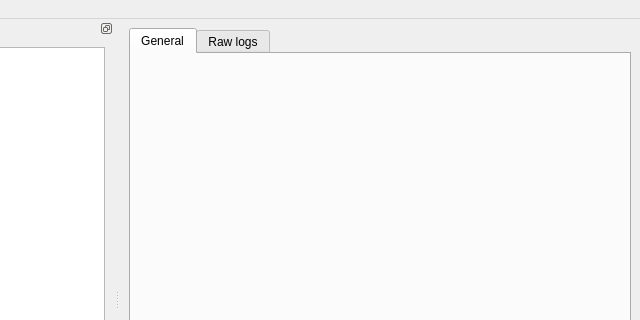
First picture: the form in airodb_analyzer/designer/mainForm.ui, repository jeremydumais/airodb-analyzer, before the edit; both pictures show x 160 to 800 and y 0 to 320 of the 800 by 600 pixel window.
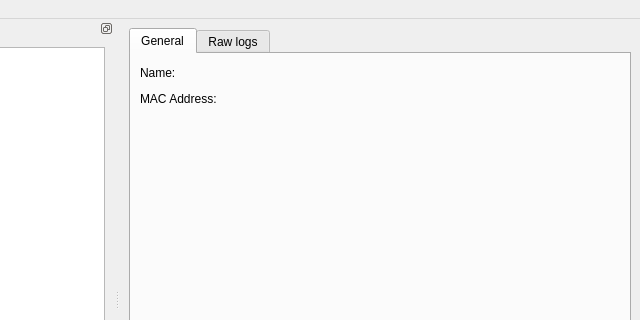
Second picture: the form after the edit.

Commit message: Work on the main form to display access point details.

```diff
--- a/airodb_analyzer/designer/mainForm.ui
+++ b/airodb_analyzer/designer/mainForm.ui
@@ -24,6 +24,87 @@
        <attribute name="title">
         <string>General</string>
        </attribute>
+       <layout class="QGridLayout" name="gridLayout_2">
+        <item row="1" column="1">
+         <layout class="QVBoxLayout" name="verticalLayout">
+          <item>
+           <layout class="QHBoxLayout" name="horizontalLayout">
+            <item>
+             <widget class="QLabel" name="labelCaptionName">
+              <property name="text">
+               <string>Name: </string>
+              </property>
+             </widget>
+            </item>
+            <item>
+             <widget class="QLabel" name="labelName">
+              <property name="text">
+               <string/>
+              </property>
+             </widget>
+            </item>
+            <item>
+             <spacer name="horizontalSpacer">
+              <property name="orientation">
+               <enum>Qt::Horizontal</enum>
+              </property>
+              <property name="sizeHint" stdset="0">
+               <size>
+                <width>40</width>
+                <height>20</height>
+               </size>
+              </property>
+             </spacer>
+            </item>
+           </layout>
+          </item>
+          <item>
+           <layout class="QHBoxLayout" name="horizontalLayout_2">
+            <item>
+             <widget class="QLabel" name="labelCaptionMAC">
+              <property name="text">
+               <string>MAC Address:</string>
+              </property>
+             </widget>
+            </item>
+            <item>
+             <widget class="QLabel" name="labelMACAddress">
+              <property name="text">
+               <string/>
+              </property>
+             </widget>
+            </item>
+            <item>
+             <spacer name="horizontalSpacer_2">
+              <property name="orientation">
+               <enum>Qt::Horizontal</enum>
+              </property>
+              <property name="sizeHint" stdset="0">
+               <size>
+                <width>40</width>
+                <height>20</height>
+               </size>
+              </property>
+             </spacer>
+            </item>
+           </layout>
+          </item>
+          <item>
+           <spacer name="verticalSpacer">
+            <property name="orientation">
+             <enum>Qt::Vertical</enum>
+            </property>
+            <property name="sizeHint" stdset="0">
+             <size>
+              <width>20</width>
+              <height>40</height>
+             </size>
+            </property>
+           </spacer>
+          </item>
+         </layout>
+        </item>
+       </layout>
       </widget>
       <widget class="QWidget" name="tab_2">
        <attribute name="title">
```
Left out of the diff: 2 changed lines with no effect on the pictures. The commit also changes 2 other files.
